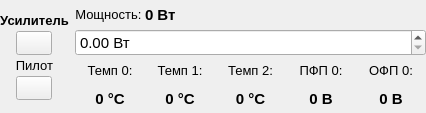
Old version of the form amplifier_panel.ui in the repository bulkanul/EVO_YFL_1064_GUI_coherent2.
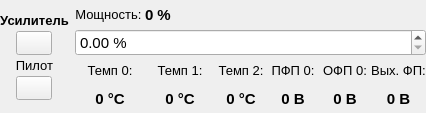
New version of the form. Icons and pictures are not drawn.

What changed in the file:
```diff
--- a/amplifier_panel.ui
+++ b/amplifier_panel.ui
@@ -333,7 +333,7 @@
           </font>
          </property>
          <property name="text">
-          <string>0 Вт</string>
+          <string>0 %</string>
          </property>
          <property name="alignment">
           <set>Qt::AlignLeading|Qt::AlignLeft|Qt::AlignVCenter</set>
@@ -534,7 +534,41 @@
          </property>
         </widget>
        </item>
-       <item row="1" column="0" colspan="6">
+       <item row="3" column="6">
+        <widget class="QLabel" name="l_diff_pd">
+         <property name="font">
+          <font>
+           <family>Arial</family>
+           <pointsize>11</pointsize>
+           <weight>75</weight>
+           <bold>true</bold>
+          </font>
+         </property>
+         <property name="text">
+          <string>0 В</string>
+         </property>
+         <property name="alignment">
+          <set>Qt::AlignCenter</set>
+         </property>
+        </widget>
+       </item>
+       <item row="2" column="6">
+        <widget class="QLabel" name="label">
+         <property name="font">
+          <font>
+           <family>Arial</family>
+           <pointsize>10</pointsize>
+          </font>
+         </property>
+         <property name="text">
+          <string>Вых. ФП:</string>
+         </property>
+         <property name="alignment">
+          <set>Qt::AlignCenter</set>
+         </property>
+        </widget>
+       </item>
+       <item row="1" column="0" colspan="7">
         <widget class="QDoubleSpinBox" name="dsb_power">
          <property name="sizePolicy">
           <sizepolicy hsizetype="Expanding" vsizetype="Fixed">
@@ -561,7 +595,10 @@
           </font>
          </property>
          <property name="suffix">
-          <string> Вт</string>
+          <string> %</string>
+         </property>
+         <property name="maximum">
+          <double>100.000000000000000</double>
          </property>
         </widget>
        </item>
```
Left out of the diff: 162 changed lines with no effect on the pictures.
